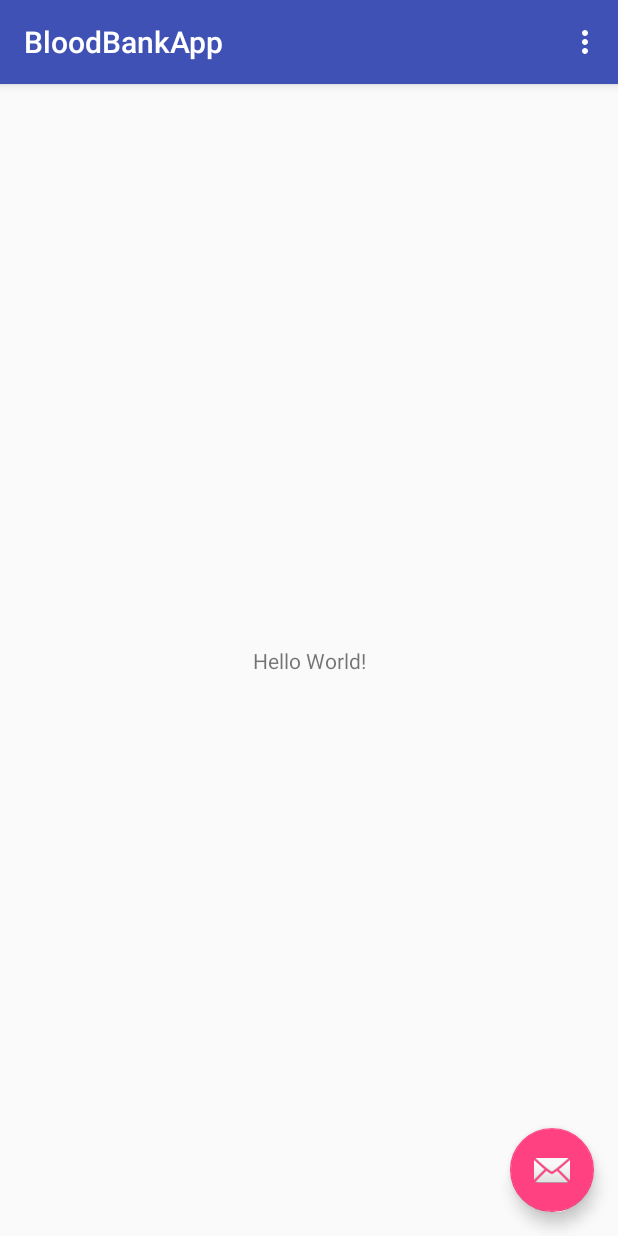
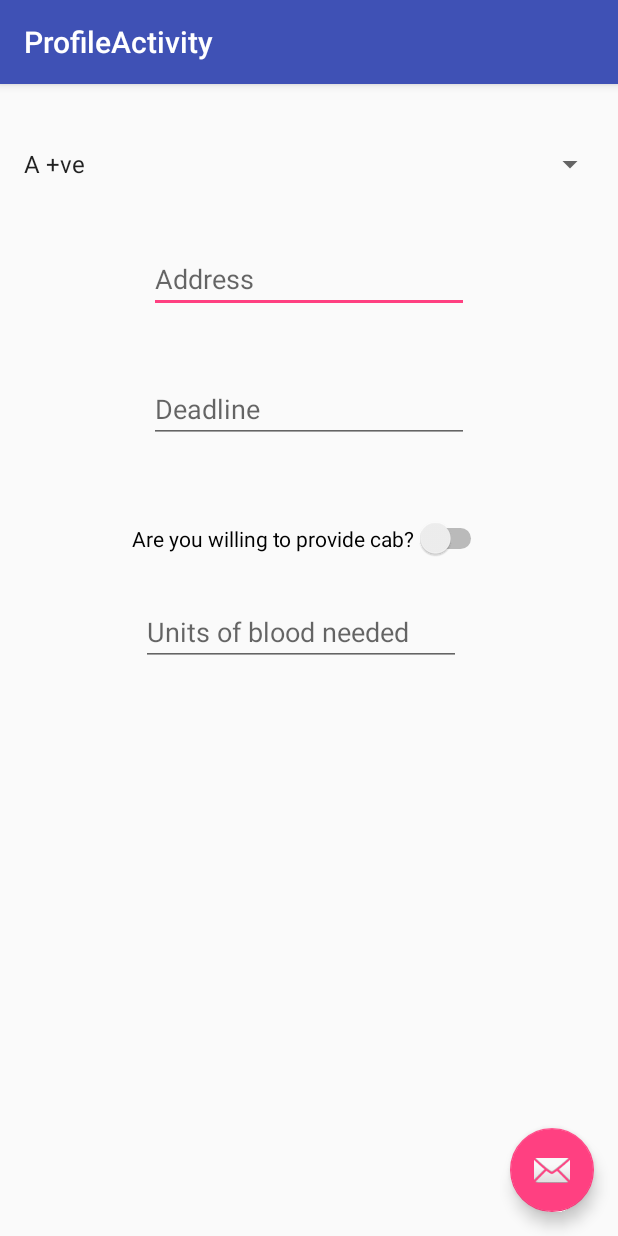
Before and after one commit to Sachin077/BloodBankApp, an Android app: the screen it shows after launch (MainActivity before the commit, ProfileActivity after it), on a phone screen of 412 x 824 dp. Run offline under Robolectric (Android 15) with nearby library versions, the phone set to English and light mode, and no system bars.

Commit message:
first commit

```diff
--- a/app/build.gradle
+++ b/app/build.gradle
@@ -26,4 +26,6 @@ dependencies {
     testImplementation 'junit:junit:4.12'
     androidTestImplementation 'com.android.support.test:runner:1.0.2'
     androidTestImplementation 'com.android.support.test.espresso:espresso-core:3.0.2'
+    implementation 'com.google.firebase:firebase-core:16.0.0'
 }
+apply plugin: 'com.google.gms.google-services'
--- /dev/null
+++ b/app/src/main/java/com/bloodbank/app/bloodbankapp/ProfileActivity.java
@@ -0,0 +1,29 @@
+package com.bloodbank.app.bloodbankapp;
+
+import android.os.Bundle;
+import android.support.design.widget.FloatingActionButton;
+import android.support.design.widget.Snackbar;
+import android.support.v7.app.AppCompatActivity;
+import android.support.v7.widget.Toolbar;
+import android.view.View;
+
+public class ProfileActivity extends AppCompatActivity {
+
+    @Override
+    protected void onCreate(Bundle savedInstanceState) {
+        super.onCreate(savedInstanceState);
+        setContentView(R.layout.activity_profile);
+        Toolbar toolbar = (Toolbar) findViewById(R.id.toolbar);
+        setSupportActionBar(toolbar);
+
+        FloatingActionButton fab = (FloatingActionButton) findViewById(R.id.fab);
+        fab.setOnClickListener(new View.OnClickListener() {
+            @Override
+            public void onClick(View view) {
+                Snackbar.make(view, "Replace with your own action", Snackbar.LENGTH_LONG)
+                        .setAction("Action", null).show();
+            }
+        });
+    }
+
+}
--- /dev/null
+++ b/app/src/main/res/layout/activity_profile.xml
@@ -0,0 +1,33 @@
+<?xml version="1.0" encoding="utf-8"?>
+<android.support.design.widget.CoordinatorLayout xmlns:android="http://schemas.android.com/apk/res/android"
+    xmlns:app="http://schemas.android.com/apk/res-auto"
+    xmlns:tools="http://schemas.android.com/tools"
+    android:layout_width="match_parent"
+    android:layout_height="match_parent"
+    tools:context=".ProfileActivity">
+
+    <android.support.design.widget.AppBarLayout
+        android:layout_width="match_parent"
+        android:layout_height="wrap_content"
+        android:theme="@style/AppTheme.AppBarOverlay">
+
+        <android.support.v7.widget.Toolbar
+            android:id="@+id/toolbar"
+            android:layout_width="match_parent"
+            android:layout_height="?attr/actionBarSize"
+            android:background="?attr/colorPrimary"
+            app:popupTheme="@style/AppTheme.PopupOverlay" />
+
+    </android.support.design.widget.AppBarLayout>
+
+    <include layout="@layout/content_profile" />
+
+    <android.support.design.widget.FloatingActionButton
+        android:id="@+id/fab"
+        android:layout_width="wrap_content"
+        android:layout_height="wrap_content"
+        android:layout_gravity="bottom|end"
+        android:layout_margin="@dimen/fab_margin"
+        app:srcCompat="@android:drawable/ic_dialog_email" />
+
+</android.support.design.widget.CoordinatorLayout>
--- a/app/src/main/res/layout/content_main.xml
+++ b/app/src/main/res/layout/content_main.xml
@@ -6,7 +6,7 @@
     android:layout_height="match_parent"
     app:layout_behavior="@string/appbar_scrolling_view_behavior"
     tools:context=".MainActivity"
-    tools:showIn="@layout/activity_main">
+    tools:showIn="@layout/activity_role">
 
     <TextView
         android:layout_width="wrap_content"
--- /dev/null
+++ b/app/src/main/res/layout/content_profile.xml
@@ -0,0 +1,70 @@
+<?xml version="1.0" encoding="utf-8"?>
+<android.support.constraint.ConstraintLayout xmlns:android="http://schemas.android.com/apk/res/android"
+    xmlns:app="http://schemas.android.com/apk/res-auto"
+    xmlns:tools="http://schemas.android.com/tools"
+    android:layout_width="match_parent"
+    android:layout_height="match_parent"
+    app:layout_behavior="@string/appbar_scrolling_view_behavior"
+    tools:context=".ProfileActivity"
+    tools:showIn="@layout/activity_profile">
+
+    <Spinner
+        android:id="@+id/spinner"
+        android:layout_width="0dp"
+        android:layout_height="wrap_content"
+        android:layout_marginEnd="8dp"
+        android:layout_marginStart="8dp"
+        android:layout_marginTop="41dp"
+        android:spinnerMode="dialog"
+        android:visibility="visible"
+        android:entries="@array/blood_groups"
+        app:layout_constraintEnd_toEndOf="parent"
+        app:layout_constraintStart_toStartOf="parent"
+        app:layout_constraintTop_toTopOf="parent" />
+
+    <EditText
+        android:id="@+id/editText"
+        android:layout_width="wrap_content"
+        android:layout_height="wrap_content"
+        android:layout_marginTop="42dp"
+        android:ems="10"
+        android:hint="Address"
+        android:inputType="textPostalAddress"
+        app:layout_constraintEnd_toEndOf="parent"
+        app:layout_constraintStart_toStartOf="parent"
+        app:layout_constraintTop_toBottomOf="@+id/spinner" />
+
+    <EditText
+        android:id="@+id/editText2"
+        android:layout_width="wrap_content"
+        android:layout_height="wrap_content"
+        android:layout_marginTop="41dp"
+        android:ems="10"
+        android:hint="Deadline"
+        android:inputType="time"
+        app:layout_constraintStart_toStartOf="@+id/editText"
+        app:layout_constraintTop_toBottomOf="@+id/editText" />
+
+    <Switch
+        android:id="@+id/switch1"
+        android:layout_width="wrap_content"
+        android:layout_height="wrap_content"
+        android:layout_marginTop="50dp"
+        android:switchTextAppearance="@style/TextAppearance.AppCompat"
+        android:text="Are you willing to provide cab?"
+        app:layout_constraintEnd_toEndOf="parent"
+        app:layout_constraintStart_toStartOf="parent"
+        app:layout_constraintTop_toBottomOf="@+id/editText2" />
+
+    <EditText
+        android:id="@+id/editText3"
+        android:layout_width="wrap_content"
+        android:layout_height="wrap_content"
+        android:layout_marginStart="6dp"
+        android:layout_marginTop="26dp"
+        android:ems="10"
+        android:hint="Units of blood needed"
+        android:inputType="number"
+        app:layout_constraintStart_toStartOf="@+id/switch1"
+        app:layout_constraintTop_toBottomOf="@+id/switch1" />
+</android.support.constraint.ConstraintLayout>
--- a/app/src/main/res/values/colors.xml
+++ b/app/src/main/res/values/colors.xml
@@ -2,5 +2,5 @@
 <resources>
     <color name="colorPrimary">#3F51B5</color>
     <color name="colorPrimaryDark">#303F9F</color>
-    <color name="colorAccent">#FF4081</color>
+    <color name="colorAccent">#ff4081</color>
 </resources>
--- a/app/src/main/res/values/strings.xml
+++ b/app/src/main/res/values/strings.xml
@@ -1,4 +1,16 @@
 <resources>
     <string name="app_name">BloodBankApp</string>
     <string name="action_settings">Settings</string>
+    <string name="title_activity_role">RoleActivity</string>
+    <string name="title_activity_profile">ProfileActivity</string>
+    <string-array name="blood_groups">
+        <item>A +ve</item>
+        <item>A -ve</item>
+        <item>B +ve</item>
+        <item>B -ve</item>
+        <item>AB +ve</item>
+        <item>AB -ve</item>
+        <item>O +ve</item>
+        <item>O -ve</item>
+    </string-array>
 </resources>
--- a/build.gradle
+++ b/build.gradle
@@ -8,6 +8,7 @@ buildscript {
     }
     dependencies {
         classpath 'com.android.tools.build:gradle:3.1.3'
+        classpath 'com.google.gms:google-services:4.0.0'
 
 
         // NOTE: Do not place your application dependencies here; they belong
```
Also changed, not shown: app/src/main/AndroidManifest.xml (+10 -0 lines), app/src/main/java/com/bloodbank/app/bloodbankapp/RoleActivity.java (added, +29 -0 lines), app/src/main/res/layout/activity_role.xml (added, +33 -0 lines), app/src/main/res/layout/content_role.xml (added, +46 -0 lines), 1 other file.
